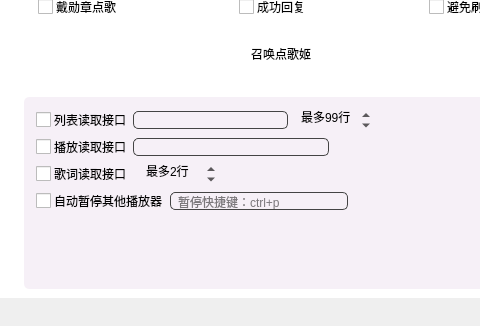
Before: the Qt Designer form mainwindow/mainwindow.ui in iwxyi/Bilibili-MagicalDanmaku, drawn with Qt 5; both pictures show x 135 to 615 and y 471 to 797 of the 781 by 797 pixel window.
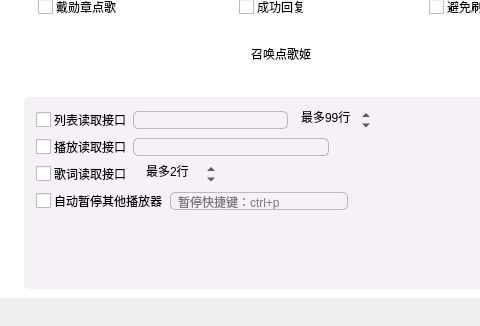
After: the same form once the commit is applied. The open tabs and pages were chosen to show the change. Icons and pictures are not drawn. Custom widgets are drawn as their Qt base class.

Commit message: 添加支付窗口

Patch:
```diff
--- a/mainwindow/mainwindow.ui
+++ b/mainwindow/mainwindow.ui
@@ -5623,7 +5623,7 @@
 {
 	background: transparent;
 	border-radius: 5px;
-	border: 1px solid #444444;
+	border: 1px solid #88888888;
 	padding-left: 5px;
 	padding-right: 5px;
 }</string>
@@ -5750,7 +5750,7 @@
 {
 	background: transparent;
 	border-radius: 5px;
-	border: 1px solid #444444;
+	border: 1px solid #88888888;
 	padding-left: 5px;
 	padding-right: 5px;
 }</string>
@@ -5944,7 +5944,7 @@
 {
 	background: transparent;
 	border-radius: 5px;
-	border: 1px solid #444444;
+	border: 1px solid #88888888;
 	padding-left: 5px;
 	padding-right: 5px;
 }</string>
```
Left out of the diff: 6 changed lines with no effect on the pictures. The commit also changes 4 other files.
